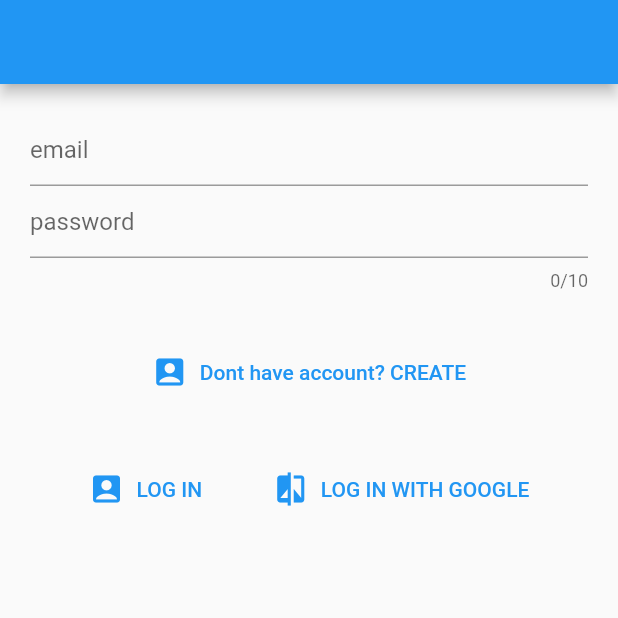
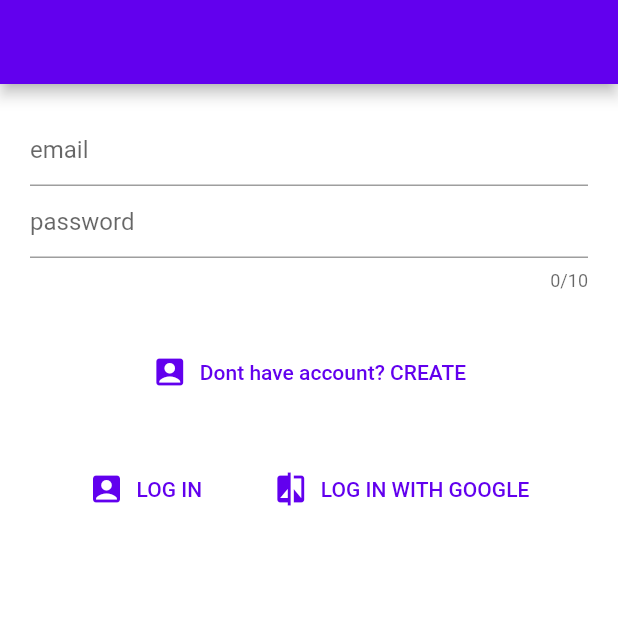
Before and after one commit to SteveChepaykin/milky, a Flutter app: the screen it shows after launch, on a phone screen of 412 x 824 dp, the top half of it. Run offline on Flutter 3.47's test engine with Material 2 defaults, Android fonts, the phone set to English and light mode, and no system bars; our stand-ins replace cloud_firestore, firebase_auth, firebase_core, get, google_sign_in, grouped_list and 2 more; missing offline and left inert: encrypt; accounts and stored records are empty.

Commit message:
first themes applied, still has a huge flaw

```diff
--- a/lib/controllers/crypt_controller.dart
+++ b/lib/controllers/crypt_controller.dart
@@ -2,6 +2,7 @@ import 'package:encrypt/encrypt.dart' as crypt;
 
 class Crypter {
   static final key = crypt.Key.fromLength(32);
+  // static final key1 = crypt.Key.fromBase64('');
   static final iv = crypt.IV.fromLength(16);
   static final encrypter = crypt.Encrypter(crypt.AES(key));
 
--- a/lib/controllers/settings_controller.dart
+++ b/lib/controllers/settings_controller.dart
@@ -1,3 +1,4 @@
+// import 'package:flutter/cupertino.dart';
 import 'package:get/get.dart';
 import 'package:shared_preferences/shared_preferences.dart';
 
@@ -44,4 +45,8 @@ class SettingsController extends GetxController {
   bool? getDarkmode() {
     return prefs.containsKey(darkkey) ? prefs.getBool(darkkey) : false;
   }
+
+  // Map<String, Color> colorsMap() {
+  //   return getDarkmode()! ? ColorChemes.schemesMap['dark']! : ColorChemes.schemesMap['light']!;
+  // }
 }
--- a/lib/main.dart
+++ b/lib/main.dart
@@ -4,9 +4,11 @@ import 'package:milky/controllers/chat_room_controller.dart';
 import 'package:milky/controllers/firebase_controller.dart';
 import 'package:get/get.dart';
 import 'package:milky/controllers/settings_controller.dart';
+import 'package:milky/models/color_schemes.dart';
 import 'package:milky/models/user_model.dart';
 import 'package:milky/screens/home_chats_screen.dart';
 import 'package:milky/screens/log_in_screen.dart';
+import 'package:provider/provider.dart';
 
 void main() async {
   WidgetsFlutterBinding.ensureInitialized();
@@ -27,21 +29,27 @@ class MyApp extends StatelessWidget {
 
   @override
   Widget build(BuildContext context) {
+    return ChangeNotifierProvider(
+      create: (context) => ThemeProvider(),
+      builder: (context, _) {
+        final themeprov = Provider.of<ThemeProvider>(context,);
         return MaterialApp(
           title: 'Flutter Demo',
           debugShowCheckedModeBanner: false,
-      theme: ThemeData(
-        primarySwatch: Colors.blue,
-      ),
+          themeMode: themeprov.thememode,
+          theme: MyThemes.lightTheme,
+          darkTheme: MyThemes.darkTheme,
           home: StreamBuilder<UserModel?>(
             stream: Get.find<FirebaseController>().currentUser$.stream,
             builder: (context, snapshot) {
-          if(!snapshot.hasData) {
+              if (!snapshot.hasData) {
                 return const LogInScreen();
               }
               return const HomeChatsScreen();
             },
           ),
         );
+      },
+    );
   }
 }
--- a/lib/models/chatroom_model.dart
+++ b/lib/models/chatroom_model.dart
@@ -66,6 +66,10 @@ class ChatRoom {
     }
   }
 
+  UserModel getOtherPerson() {
+    return roomusers.values.where((element) => element.id != Get.find<FirebaseController>().currentUser!.id).toList()[0];
+  }
+
   // Future<void> addMessage(Map<String, dynamic> map) async {
   //   await Get.find<FirebaseController>().addMessage(this, map);
   // }
--- a/lib/models/color_schemes.dart
+++ b/lib/models/color_schemes.dart
@@ -1,22 +1,52 @@
 // import 'package:flutter/cupertino.dart';
+import 'package:flutter/material.dart';
+import 'package:get/get.dart';
+import 'package:milky/controllers/settings_controller.dart';
 
-// const Map<String, Map<String, Color>> schemesMap = {
+// class ColorChemes {
+//   static const Map<String, Map<String, Color>> schemesMap = {
 //   'light': {
-//     'main': ,
-//     'secondary': ,
-//     'third': ,
-//     'yourtext': ,
-//     'otherstext': ,
-//     'youranswer': ,
-//     'otheranswer': ,
+//     'main': Color.fromARGB(255, 66, 165, 245),
+//     'secondary': Color.fromARGB(255, 100, 181, 246),
+//     'third': Color.fromARGB(255, 25, 118, 210),
+//     'yourtext': Color.fromARGB(255, 21, 101, 192),
+//     'otherstext': Color.fromARGB(255, 227, 242, 253),
+//     'youranswer': Color.fromARGB(255, 13, 161, 119),
+//     'otheranswer': Color.fromARGB(255, 161, 129, 13),
 //   },
 //   'dark': {
-//     'main': ,
-//     'secondary': ,
-//     'third': ,
-//     'yourtext': ,
-//     'otherstext': ,
-//     'youranswer': ,
-//     'otheranswer': ,
-//   }
-// };
+//     'main': Color.fromARGB(255, 0, 40, 85),
+//     'secondary': Color.fromARGB(255, 3, 83, 164),
+//     'third': Color.fromARGB(255, 4, 102, 200),
+//     'yourtext': Color.fromARGB(255, 0, 24, 69),
+//     'otherstext': Color.fromARGB(255, 92, 103, 125),
+//     'youranswer': Color.fromARGB(255, 13, 161, 119),
+//     'otheranswer': Color.fromARGB(255, 161, 129, 13),
+//   } };
+// }
+
+class ThemeProvider extends ChangeNotifier {
+  ThemeMode thememode = Get.find<SettingsController>().getDarkmode()! ? ThemeMode.dark : ThemeMode.light;
+
+  bool get isDarkmode => Get.find<SettingsController>().getDarkmode()!;
+
+  void toggleTheme(bool value) {
+    thememode = value ? ThemeMode.dark : ThemeMode.light;
+    Get.find<SettingsController>().setDarkmode(value);
+    notifyListeners();
+  }
+}
+
+class MyThemes {
+  static final lightTheme = ThemeData(
+    scaffoldBackgroundColor: Colors.white,
+    primaryColor: Color.fromARGB(255, 220, 193, 111),
+    colorScheme: const ColorScheme.light(),
+  );
+
+  static final darkTheme = ThemeData(
+    scaffoldBackgroundColor: Colors.grey[800],
+    primaryColor: Color.fromARGB(255, 220, 193, 111),
+    colorScheme: const ColorScheme.dark(),
+  );
+}
--- a/lib/screens/home_chats_screen.dart
+++ b/lib/screens/home_chats_screen.dart
@@ -3,6 +3,7 @@ import 'package:flutter/material.dart';
 import 'package:get/get.dart';
 import 'package:milky/controllers/chat_room_controller.dart';
 import 'package:milky/controllers/firebase_controller.dart';
+// import 'package:milky/controllers/settings_controller.dart';
 import 'package:milky/models/chatroom_model.dart';
 import 'package:milky/models/message_model.dart';
 import 'package:milky/screens/chat_screen.dart';
@@ -18,9 +19,12 @@ class HomeChatsScreen extends StatefulWidget {
 }
 
 class _HomeChatsScreenState extends State<HomeChatsScreen> with WidgetsBindingObserver {
+  // late final colmap;
+
   @override
   void initState() {
     WidgetsBinding.instance!.addObserver(this);
+    // colmap = Get.find<SettingsController>().colorsMap();
     super.initState();
   }
 
@@ -101,6 +105,8 @@ class _HomeChatsScreenState extends State<HomeChatsScreen> with WidgetsBindingOb
                     subtitle: lm != null
                         ? Text(
                             lm.messagetext,
+                            maxLines: 1,
+                            overflow: TextOverflow.ellipsis,
                           )
                         : const Text(''),
                     onTap: () {
--- a/lib/widgets/user_locker.dart
+++ b/lib/widgets/user_locker.dart
@@ -18,7 +18,7 @@ class UserLocker extends StatelessWidget {
               Navigator.push(context, MaterialPageRoute(builder: (_) => const AccountScreen()));
             },
             child: Container(
-              color: Colors.blue,
+              color: Theme.of(context).cardColor,
               height: MediaQuery.of(context).size.height * 0.2,
               width: double.infinity,
               child: Padding(
--- a/pubspec.yaml
+++ b/pubspec.yaml
@@ -45,6 +45,7 @@ dependencies:
   swipe_to: ^1.0.2
   google_sign_in: ^5.2.4
   shared_preferences: ^2.0.13
+  provider: ^6.0.2
 
 dev_dependencies:
   flutter_test:
```
Also changed, not shown: lib/controllers/firebase_controller.dart (+16 -10 lines), lib/screens/chat_screen.dart (+26 -10 lines), lib/screens/search_screen.dart (+5 -4 lines), lib/screens/settings_screen.dart (+18 -2 lines), pubspec.lock. Lines whose indentation alone changed are shown as unchanged.
